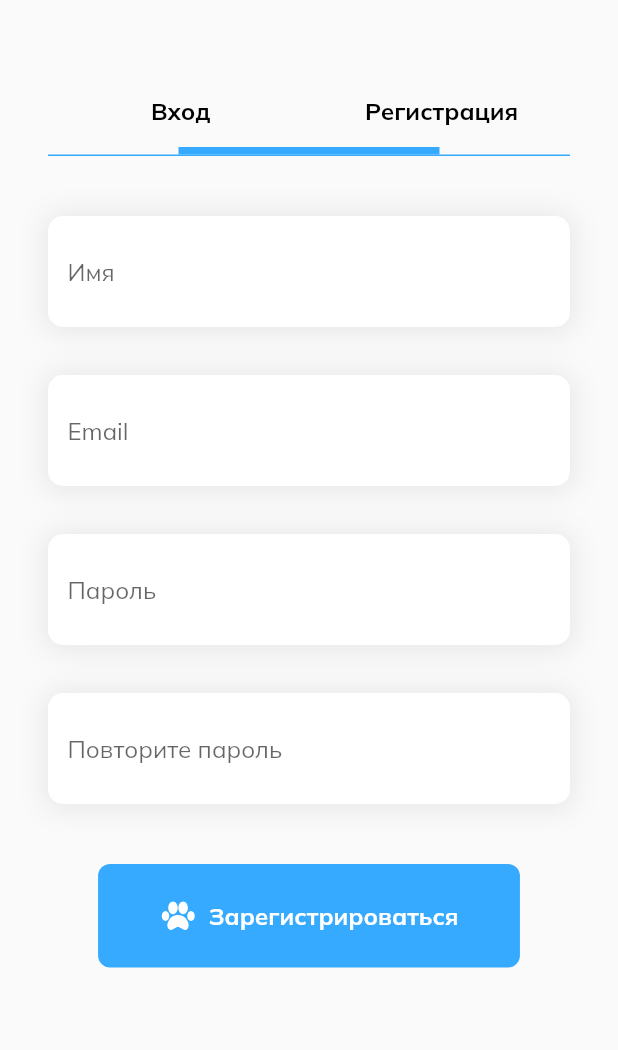
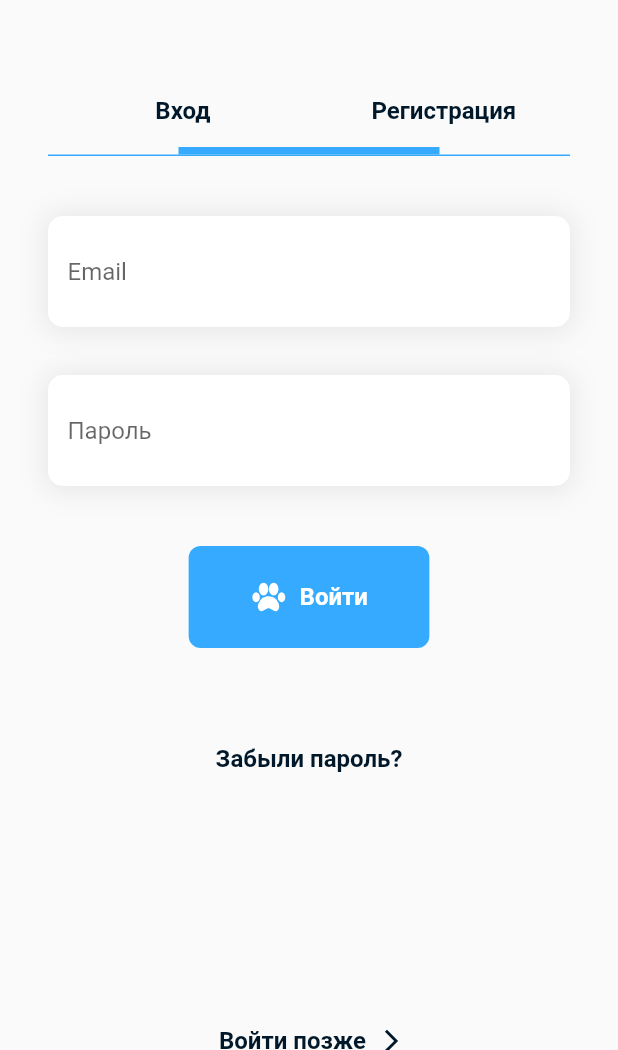
Before and after one commit to RinaZavr/Pets-Project, a Flutter app: the screen it shows after launch, on a phone screen of 412 x 824 dp, the part 186-1236 px from its top. Run offline on Flutter 3.47's test engine with Material 2 defaults, Android fonts, the light colour scheme and no system bars; our stand-ins replace flutter_svg; Roboto replaces fonts that are missing (Mulish-Bold, Mulish-Italic, Mulish-Regular).

Commit message:
add consts

```diff
--- /dev/null
+++ b/lib/login_screen/consts/login_colors.dart
@@ -0,0 +1,9 @@
+import 'package:flutter/material.dart';
+
+const Color constButtonTextColor = Color.fromRGBO(255, 255, 255, 1);
+const Color constTextColor = Color.fromRGBO(0, 24, 41, 1);
+const Color constButtonBgColor = Color.fromRGBO(53, 170, 255, 1);
+const Color constTextButtonBgColor = Colors.transparent;
+const Color constDividerColor = Color.fromRGBO(53, 170, 255, 1);
+const Color constInputBgColor = Color.fromRGBO(255, 255, 255, 1);
+const Color constInputShadowColor = Color.fromRGBO(0, 0, 0, 0.08);
--- /dev/null
+++ b/lib/login_screen/consts/login_fonts.dart
@@ -0,0 +1,3 @@
+const String constHeaderAndButtonFont = "Mulish-Bold";
+const String constSecondaryButtonFont = "Mulish-SemiBold";
+const String constTextFont = "Mulish-Regular";
--- /dev/null
+++ b/lib/login_screen/consts/login_strings.dart
@@ -0,0 +1,10 @@
+const String constLoginHeader = "Вход";
+const String constRegisterHeader = "Регистрация";
+const String constNameInput = "Имя";
+const String constEmailInput = "Email";
+const String constPassInput = "Пароль";
+const String constRepeatPassInput = "Повторите пароль";
+const String constLogButton = "Войти";
+const String constRegButton = "Зарегистрироваться";
+const String constForgetButton = "Забыли пароль?";
+const String constLastButton = "Войти позже";
--- a/lib/login_screen/view/login_button.dart
+++ b/lib/login_screen/view/login_button.dart
@@ -1,5 +1,8 @@
 import 'package:flutter/material.dart';
 import 'package:flutter_svg/flutter_svg.dart';
+
+import '../consts/login_colors.dart';
+import '../consts/login_fonts.dart';
 
 class ButtonView extends StatelessWidget {
   final String _nameButton;
@@ -25,8 +28,8 @@ class ButtonView extends StatelessWidget {
         child: Text(
           _nameButton,
           style: const TextStyle(
-            color: Color.fromRGBO(255, 255, 255, 1),
-            fontFamily: 'Mulish',
+            color: constButtonTextColor,
+            fontFamily: constHeaderAndButtonFont,
             fontWeight: FontWeight.w700,
             fontSize: 16,
           ),
@@ -34,37 +37,9 @@ class ButtonView extends StatelessWidget {
       ),
       style: TextButton.styleFrom(
         shape: RoundedRectangleBorder(borderRadius: BorderRadius.circular(8)),
-        backgroundColor: const Color.fromRGBO(53, 170, 255, 1),
+        backgroundColor: constButtonBgColor,
         alignment: Alignment.center
       ),
     );
-    // return Padding(
-    //   padding: EdgeInsets.symmetric(horizontal: mediaQuery.size.width * 0.3),
-    //   child: RawMaterialButton(
-    //     shape: RoundedRectangleBorder(borderRadius: BorderRadius.circular(8)),
-    //     onPressed: () {
-    //       print('nice');
-    //     },
-    //     fillColor: const Color.fromRGBO(53, 170, 255, 1),
-    //     // padding: EdgeInsets.symmetric(
-    //     //     horizontal: mediaQuery.size.width * 0.08,
-    //     //     vertical: mediaQuery.size.height * 0.02),
-    //     child: Row(
-    //       mainAxisAlignment: MainAxisAlignment.spaceAround,
-    //       children: [
-    //         const Image(image: AssetImage("img/paw.png")),
-    //         Text(
-    //           _nameButton,
-    //           style: const TextStyle(
-    //             color: Color.fromRGBO(255, 255, 255, 1),
-    //             fontFamily: 'Mulish-Italic',
-    //             fontWeight: FontWeight.w700,
-    //             fontSize: 16,
-    //           ),
-    //         ),
-    //       ],
-    //     ),
-    //   ),
-    // );
   }
 }
--- a/lib/login_screen/view/login_choice.dart
+++ b/lib/login_screen/view/login_choice.dart
@@ -1,4 +1,8 @@
 import 'package:flutter/material.dart';
+
+import '../consts/login_colors.dart';
+import '../consts/login_fonts.dart';
+import '../consts/login_strings.dart';
 
 class ChoiceView extends StatefulWidget {
   const ChoiceView({Key? key}) : super(key: key);
@@ -20,8 +24,8 @@ class _ChoiceViewState extends State<ChoiceView> {
             children: [
               Theme(
                 data: ThemeData(
-                  splashColor: Colors.transparent,
-                  highlightColor: Colors.transparent,
+                  splashColor: constTextButtonBgColor,
+                  highlightColor: constTextButtonBgColor,
                 ),
                 child: TextButton(
                   onPressed: () {
@@ -29,15 +33,15 @@ class _ChoiceViewState extends State<ChoiceView> {
                   },
                   style: TextButton.styleFrom(
                       fixedSize: const Size(124, 24),
-                      backgroundColor: const Color.fromRGBO(0, 0, 0, 0),
+                      backgroundColor: constTextButtonBgColor,
                       alignment: Alignment.center),
                   child: const Text(
-                    'Вход',
+                    constLoginHeader,
                     style: TextStyle(
-                        fontFamily: 'Mulish',
+                        fontFamily: constHeaderAndButtonFont,
                         fontWeight: FontWeight.w700,
                         fontSize: 16,
-                        color: Colors.black),
+                        color: constTextColor),
                   ),
                 ),
               ),
@@ -46,15 +50,15 @@ class _ChoiceViewState extends State<ChoiceView> {
                   print("nice");
                 },
                 style: TextButton.styleFrom(
-                    backgroundColor: const Color.fromRGBO(0, 0, 0, 0),
+                    backgroundColor: constTextButtonBgColor,
                     alignment: Alignment.center),
                 child: const Text(
-                  'Регистрация',
+                  constRegisterHeader,
                   style: TextStyle(
-                      fontFamily: 'Mulish',
+                      fontFamily: constHeaderAndButtonFont,
                       fontWeight: FontWeight.w700,
                       fontSize: 16,
-                      color: Colors.black),
+                      color: constTextColor),
                 ),
               ),
             ],
@@ -65,14 +69,14 @@ class _ChoiceViewState extends State<ChoiceView> {
                 width: constraints.maxWidth / 2,
                 height: 5,
                 child: Container(
-                  color: const Color.fromRGBO(53, 170, 255, 1),
+                  color: constDividerColor,
                 ));
           }),
           const Divider(
             height: 1,
             thickness: 1,
             indent: 0,
-            color: Color.fromRGBO(53, 170, 255, 1),
+            color: constDividerColor,
           )
         ],
       ),
--- a/lib/login_screen/view/login_forgetpass.dart
+++ b/lib/login_screen/view/login_forgetpass.dart
@@ -1,4 +1,8 @@
 import 'package:flutter/material.dart';
+
+import '../consts/login_colors.dart';
+import '../consts/login_fonts.dart';
+import '../consts/login_strings.dart';
 
 class ForgetPassView extends StatelessWidget {
   const ForgetPassView({Key? key}) : super(key: key);
@@ -11,18 +15,18 @@ class ForgetPassView extends StatelessWidget {
           print("nice");
         },
         style: TextButton.styleFrom(
-          backgroundColor: Colors.transparent,
+          backgroundColor: constTextButtonBgColor,
           alignment: Alignment.center),
         child: Row(
           mainAxisAlignment: MainAxisAlignment.center,
           children: const [
             Text(
-              "Забыли пароль?",
+              constForgetButton,
               style: TextStyle(
-                fontFamily: 'Mulish-Italic',
+                fontFamily: constSecondaryButtonFont,
                 fontWeight: FontWeight.w600,
                 fontSize: 16,
-                color: Colors.black
+                color: constTextColor
               ),
             ),
           ]
--- a/lib/login_screen/view/login_inputs.dart
+++ b/lib/login_screen/view/login_inputs.dart
@@ -1,6 +1,7 @@
 import 'package:flutter/material.dart';
 import 'package:pets_project/login_screen/view/login_button.dart';
 import 'package:pets_project/login_screen/view/login_templateInput.dart';
+import '../consts/login_strings.dart';
 import 'login_forgetpass.dart';
 import 'login_last.dart';
 
@@ -19,14 +20,14 @@ class _InputsLogViewState extends State<InputsLogView> {
       padding: const EdgeInsets.symmetric(vertical: 40, horizontal: 32),
       child: Column(
         children: const [
-          TemplateInput("Email"),
+          TemplateInput(constEmailInput),
           Padding(
             padding: EdgeInsets.only(top: 32),
-            child: TemplateInput("Пароль"),
+            child: TemplateInput(constPassInput),
           ),
           Padding(
             padding: EdgeInsets.only(top: 40),
-            child: ButtonView("Войти"),
+            child: ButtonView(constLogButton),
           ),
           Padding(
             padding: EdgeInsets.only(top: 50, bottom: 100),
--- a/lib/login_screen/view/login_last.dart
+++ b/lib/login_screen/view/login_last.dart
@@ -1,5 +1,9 @@
 import 'package:flutter/material.dart';
 import 'package:flutter_svg/flutter_svg.dart';
+
+import '../consts/login_colors.dart';
+import '../consts/login_fonts.dart';
+import '../consts/login_strings.dart';
 
 class LastView extends StatelessWidget {
   const LastView({Key? key}) : super(key: key);
@@ -12,17 +16,17 @@ class LastView extends StatelessWidget {
           print("nice");
         },
         style: TextButton.styleFrom(
-          backgroundColor: Colors.transparent,
+          backgroundColor: constTextButtonBgColor,
           alignment: Alignment.center),
         child: Row(
           mainAxisAlignment: MainAxisAlignment.center,
           children: [
-            const Text('Войти позже',
+            const Text(constLastButton,
               style: TextStyle(
-                fontFamily: 'Mulish-Italic',
+                fontFamily: constSecondaryButtonFont,
                 fontWeight: FontWeight.w600,
                 fontSize: 16,
-                color: Colors.black),
+                color: constTextColor),
             ),
             Padding(
               padding: const EdgeInsets.only(left: 12),
--- a/lib/login_screen/view/login_templateInput.dart
+++ b/lib/login_screen/view/login_templateInput.dart
@@ -1,4 +1,7 @@
 import 'package:flutter/material.dart';
+
+import '../consts/login_colors.dart';
+import '../consts/login_fonts.dart';
 
 class TemplateInput extends StatelessWidget {
   final String _nameInput;
@@ -11,11 +14,11 @@ class TemplateInput extends StatelessWidget {
   Widget build(BuildContext context) {
     return Container(
       decoration: const BoxDecoration(
-        color: Colors.white,
+        color: constInputBgColor,
         borderRadius: BorderRadius.all(Radius.circular(10)),
         boxShadow: [
           BoxShadow(
-            color: Color.fromRGBO(0, 0, 0, 0.08),
+            color: constInputShadowColor,
             offset: Offset(0, 1),
             blurRadius: 15,
             spreadRadius: 2,
@@ -30,10 +33,11 @@ class TemplateInput extends StatelessWidget {
             hintText: _nameInput
           ),
           style: const TextStyle(
-              fontFamily: 'Mulish',
+              fontFamily: constTextFont,
               fontWeight: FontWeight.w400,
               fontSize: 16,
-              color: Color.fromARGB(255, 0, 0, 0)),
+              color: constTextButtonBgColor,
+          ),
         ),
       ),
     );
--- a/lib/login_screen/view/login_view.dart
+++ b/lib/login_screen/view/login_view.dart
@@ -27,7 +27,7 @@ class _LoginViewState extends State<LoginView> {
                   padding: EdgeInsets.only(top: 50),
                   child: ChoiceView(),
                 ),
-                InputsRegView(),
+                InputsLogView(),
                 LastView()
               ]
             ),
--- a/lib/login_screen/view/register_inputs.dart
+++ b/lib/login_screen/view/register_inputs.dart
@@ -1,6 +1,8 @@
 import 'package:flutter/material.dart';
 import 'package:pets_project/login_screen/view/login_button.dart';
 import 'package:pets_project/login_screen/view/login_templateInput.dart';
+
+import '../consts/login_strings.dart';
 
 class InputsRegView extends StatefulWidget {
   const InputsRegView({Key? key}) : super(key: key);
@@ -16,20 +18,20 @@ class _InputsRegViewState extends State<InputsRegView> {
       padding: const EdgeInsets.symmetric(vertical: 40, horizontal: 32),
       child: Column(
         children: const [
-          TemplateInput("Имя"),
+          TemplateInput(constNameInput),
           Padding(
             padding: EdgeInsets.only(top: 32),
-            child: TemplateInput("Email"),
+            child: TemplateInput(constEmailInput),
           ),
           Padding(
             padding: EdgeInsets.only(top: 32),
-            child: TemplateInput("Пароль"),
+            child: TemplateInput(constPassInput),
           ),
           Padding(
             padding: EdgeInsets.only(top: 32, bottom: 40),
-            child: TemplateInput("Повторите пароль"),
+            child: TemplateInput(constRepeatPassInput),
           ),
-          ButtonView("Зарегистрироваться"),
+          ButtonView(constRegButton),
         ],
       ),
     );
```
